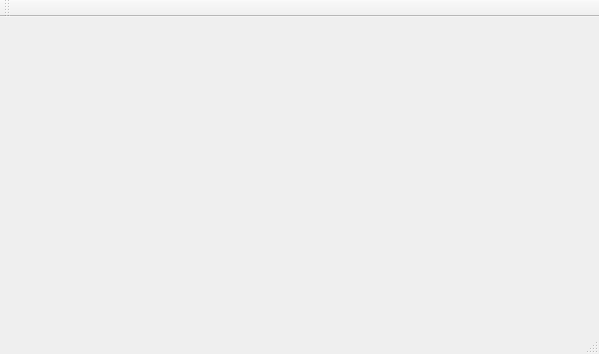
This is mainwindow.ui in SimonCqk/Photon_Propagation_Simulation as Qt 5 draws it before an edit. The edited form follows.
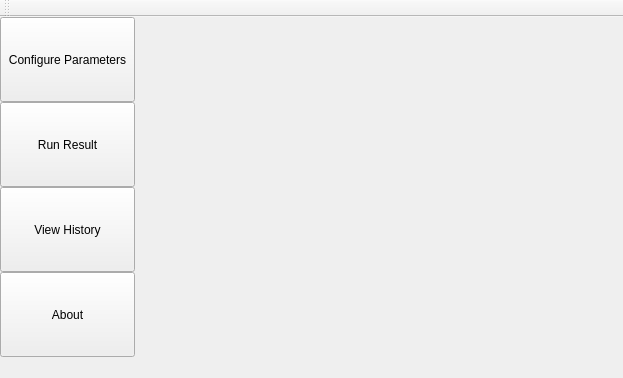
This is the edited form. Icons and pictures are not drawn.

Commit message: Welcome page determined.A little more on main window.

Diff of the .ui file:
```diff
--- a/mainwindow.ui
+++ b/mainwindow.ui
@@ -6,8 +6,8 @@
    <rect>
     <x>0</x>
     <y>0</y>
-    <width>599</width>
-    <height>354</height>
+    <width>623</width>
+    <height>378</height>
    </rect>
   </property>
   <property name="windowTitle">
@@ -17,7 +17,92 @@
    <iconset resource="resources.qrc">
     <normaloff>:/image/logo</normaloff>:/image/logo</iconset>
   </property>
-  <widget class="QWidget" name="centralWidget"/>
+  <widget class="QWidget" name="centralWidget">
+   <widget class="QPushButton" name="pushButton">
+    <property name="geometry">
+     <rect>
+      <x>0</x>
+      <y>255</y>
+      <width>135</width>
+      <height>85</height>
+     </rect>
+    </property>
+    <property name="text">
+     <string>About</string>
+    </property>
+    <property name="default">
+     <bool>false</bool>
+    </property>
+    <property name="flat">
+     <bool>false</bool>
+    </property>
+   </widget>
+   <widget class="QPushButton" name="ConfigButton">
+    <property name="geometry">
+     <rect>
+      <x>0</x>
+      <y>0</y>
+      <width>135</width>
+      <height>85</height>
+     </rect>
+    </property>
+    <property name="font">
+     <font>
+      <family>Microsoft YaHei UI</family>
+      <pointsize>9</pointsize>
+     </font>
+    </property>
+    <property name="text">
+     <string>Configure Parameters</string>
+    </property>
+    <property name="flat">
+     <bool>false</bool>
+    </property>
+   </widget>
+   <widget class="QPushButton" name="HistoryButton">
+    <property name="geometry">
+     <rect>
+      <x>0</x>
+      <y>170</y>
+      <width>135</width>
+      <height>85</height>
+     </rect>
+    </property>
+    <property name="font">
+     <font>
+      <family>Microsoft YaHei UI</family>
+     </font>
+    </property>
+    <property name="text">
+     <string>View History</string>
+    </property>
+    <property name="flat">
+     <bool>false</bool>
+    </property>
+   </widget>
+   <widget class="QPushButton" name="ResultButton">
+    <property name="geometry">
+     <rect>
+      <x>0</x>
+      <y>85</y>
+      <width>135</width>
+      <height>85</height>
+     </rect>
+    </property>
+    <property name="font">
+     <font>
+      <family>Microsoft YaHei UI</family>
+      <pointsize>9</pointsize>
+     </font>
+    </property>
+    <property name="text">
+     <string>Run Result</string>
+    </property>
+    <property name="flat">
+     <bool>false</bool>
+    </property>
+   </widget>
+  </widget>
   <widget class="QMenuBar" name="menuBar">
    <property name="geometry">
     <rect>
@@ -36,7 +121,6 @@
     <bool>false</bool>
    </attribute>
   </widget>
-  <widget class="QStatusBar" name="statusBar"/>
  </widget>
  <layoutdefault spacing="6" margin="11"/>
  <resources>
```
Left out of the diff: 2 changed lines with no effect on the pictures. The commit also changes 3 other files.
